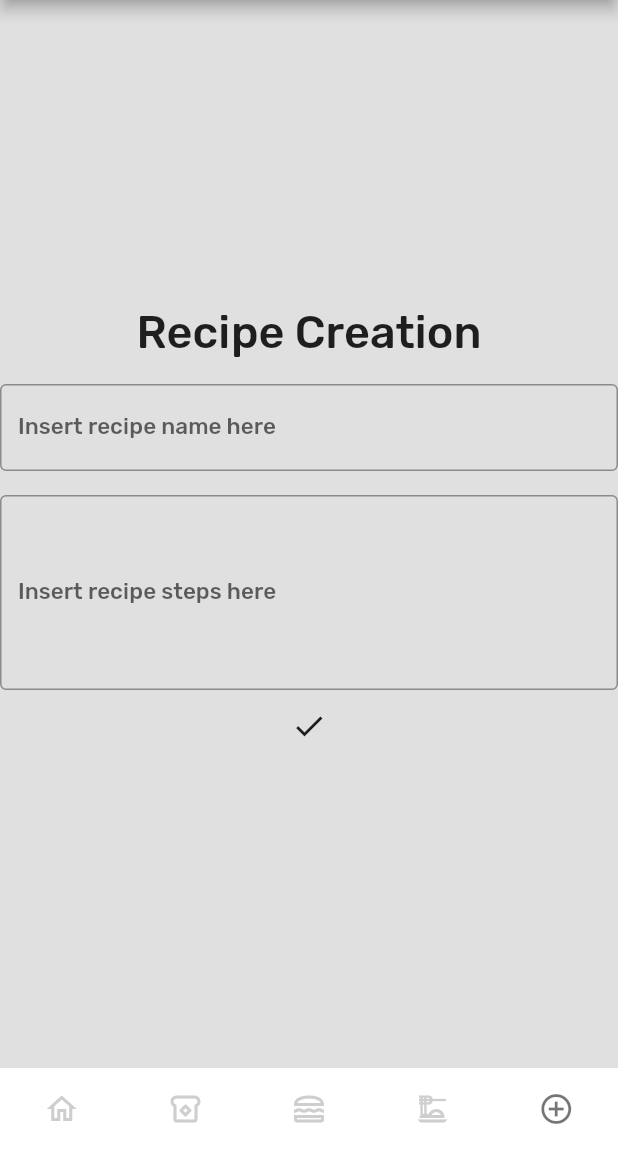
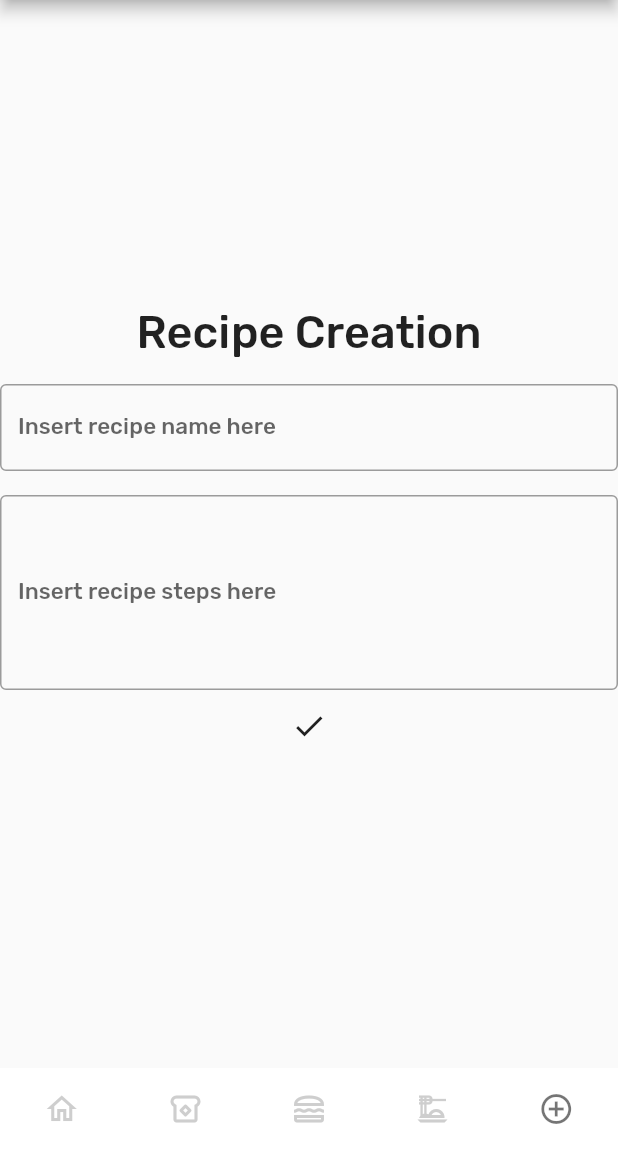
Before and after one commit to Akierion/mobile-platform-development-app, a Flutter app: the screen it shows after launch, item 5 of the bottom bar chosen, on a phone screen of 412 x 824 dp, the part 84-1236 px from its top. Run offline on Flutter 3.47's test engine with Material 2 defaults, Android fonts, the phone set to English and light mode, and no system bars.

Commit message:
added light and dark themes in themes.dart

```diff
--- a/lib/main.dart
+++ b/lib/main.dart
@@ -1,6 +1,6 @@
-import 'package:first_prototype/pages/home_page.dart';
 import 'package:first_prototype/pages/main_page.dart';
 import 'package:flutter/material.dart';
+import 'package:first_prototype/pages/themes.dart';
 
 void main() {
   runApp(const MyApp());
@@ -15,7 +15,8 @@ class MyApp extends StatelessWidget {
     return MaterialApp(
       title: 'RECIPES NECESSITIES', // Title of App
       home: MainPage(),
-      theme: new ThemeData(scaffoldBackgroundColor: Colors.grey[300]),
+      theme: lightTheme,
+      //new ThemeData(scaffoldBackgroundColor: Colors.grey[300]),
     );
   }
 }
--- /dev/null
+++ b/lib/pages/themes.dart
@@ -0,0 +1,9 @@
+import 'package:flutter/material.dart';
+
+var darkTheme = ThemeData(
+  brightness: Brightness.dark
+);
+
+var lightTheme = ThemeData(
+  brightness: Brightness.light
+);
```
